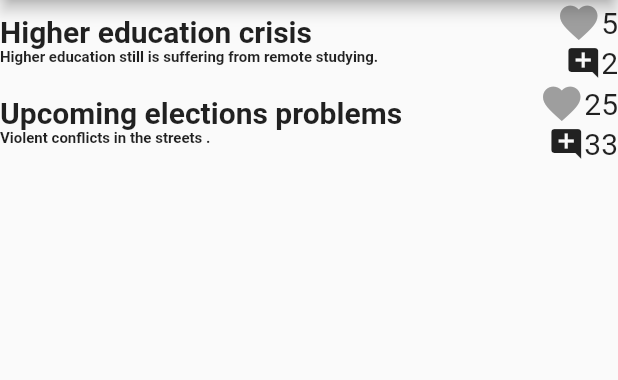
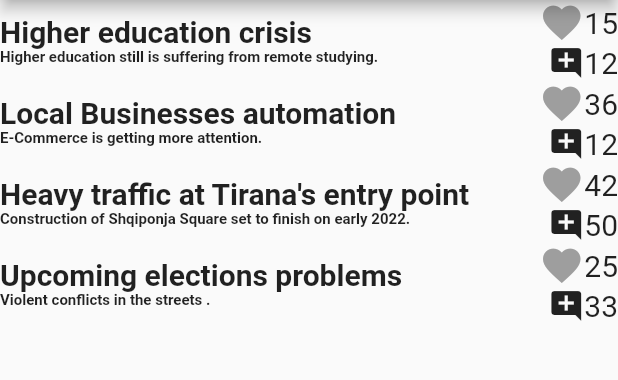
Before and after one commit to dsc-epoka/2021-Solution-Challenge, a Flutter app: the screen it shows after launch, on a phone screen of 412 x 824 dp, the part 84-464 px from its top. Run offline on Flutter 3.47's test engine with Material 2 defaults, Android fonts, the light colour scheme and no system bars; drawn by our look-alikes of like_button.

Commit message:
Added some news

```diff
--- a/lib/main.dart
+++ b/lib/main.dart
@@ -17,7 +17,10 @@ class MyApp extends StatelessWidget {
             body: Column(
 
               children: [
-                showNews("Higher education crisis", "Higher education still is suffering from remote studying.", 5, 2),
+                showNews("Higher education crisis", "Higher education still is suffering from remote studying.", 15, 12),
+
+                showNews("Local Businesses automation", "E-Commerce is getting more attention.", 36, 12),
+                showNews("Heavy traffic at Tirana's entry point", "Construction of Shqiponja Square set to finish on early 2022.", 42, 50),
                 showNews("Upcoming elections problems", "Violent conflicts in the streets .", 25, 33),
               ],
             )));
```
